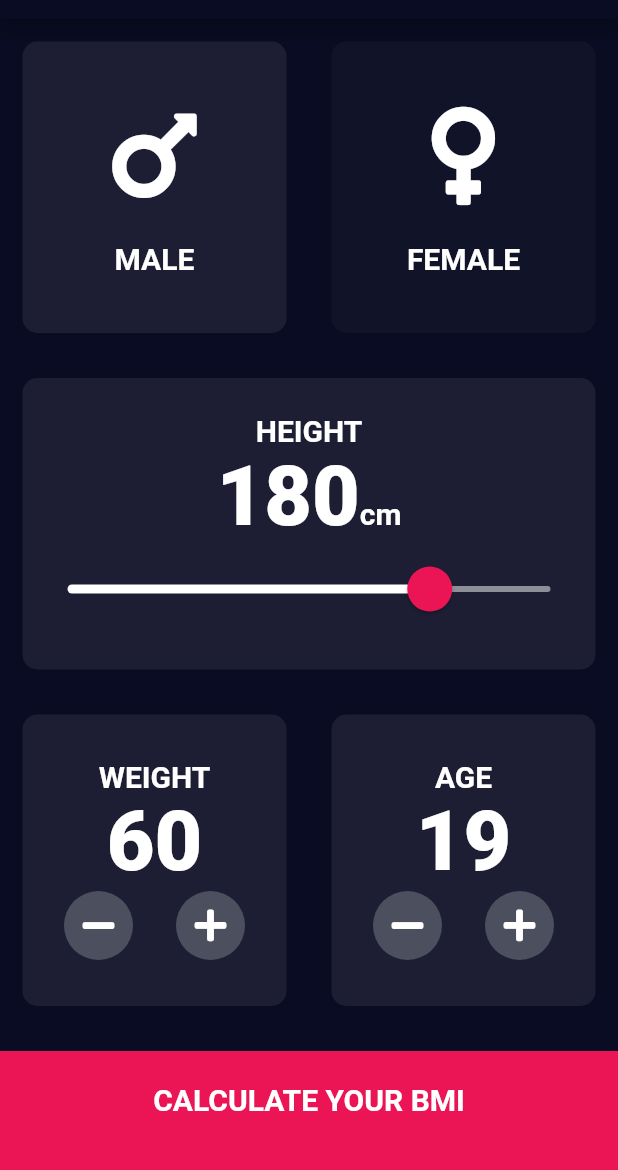
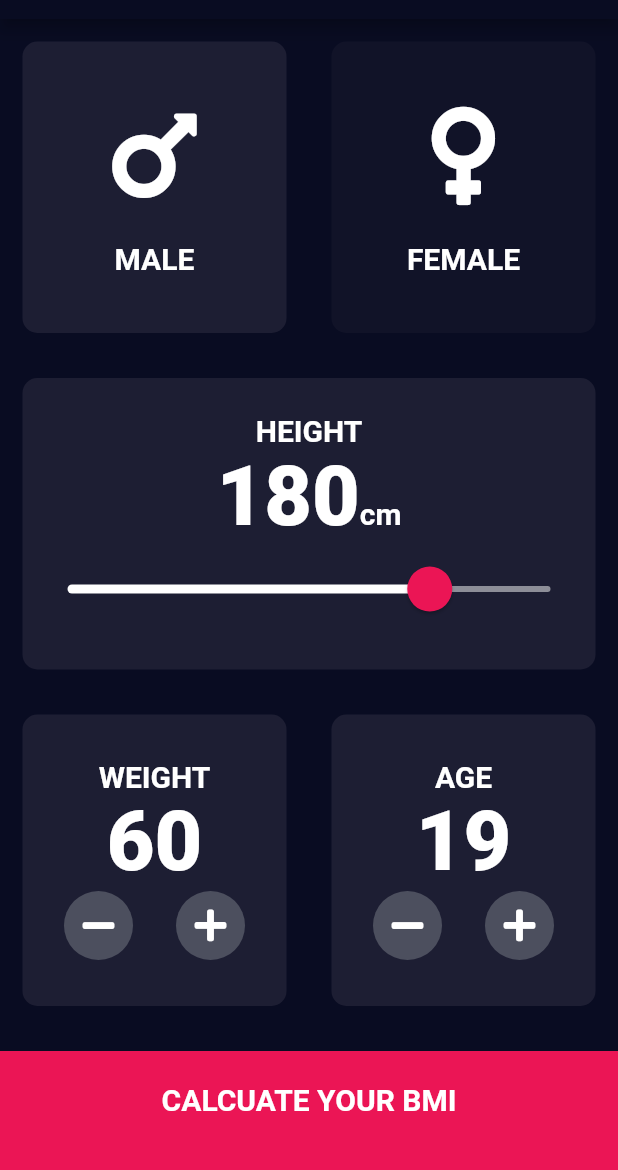
Before and after one commit to lighttt/BMICalculator, a Flutter app: the screen it shows after launch, after a tap on "MALE", on a phone screen of 412 x 824 dp, the part 65-1235 px from its top. Run offline on Flutter 3.47's test engine with Material 2 defaults, Android fonts, the phone set to English and light mode, and no system bars; our stand-ins replace font_awesome_flutter.

Commit message:
Managed bmi brain and bottom button

```diff
--- /dev/null
+++ b/lib/components/bottom_button.dart
@@ -0,0 +1,35 @@
+import 'package:flutter/material.dart';
+
+class BottomButton extends StatelessWidget {
+  final String title;
+  final Function onTap;
+
+  BottomButton({this.title, this.onTap});
+
+  @override
+  Widget build(BuildContext context) {
+    return GestureDetector(
+      onTap: () {
+        onTap;
+      },
+      child: Container(
+        padding: EdgeInsets.only(bottom: 15.0),
+        color: Color(0xFFEB1555),
+        height: 80.0,
+        width: double.infinity,
+        margin: EdgeInsets.only(top: 15.0),
+        child: Center(
+          child: Text(
+            title,
+            textAlign: TextAlign.center,
+            style: TextStyle(
+              color: Colors.white,
+              fontSize: 20.0,
+              fontWeight: FontWeight.bold,
+            ),
+          ),
+        ),
+      ),
+    );
+  }
+}
--- a/lib/main.dart
+++ b/lib/main.dart
@@ -1,5 +1,5 @@
 import 'package:flutter/material.dart';
-import 'input_page.dart';
+import 'screens/input_page.dart';
 
 void main() => runApp(BMICalculator());
 
--- a/lib/input_page.dart
+++ b/lib/screens/input_page.dart
@@ -1,13 +1,16 @@
+import 'package:bmi_calculator/components/bottom_button.dart';
 import 'package:bmi_calculator/constants.dart';
-import 'package:bmi_calculator/results_page.dart';
+import 'results_page.dart';
 import 'package:flutter/material.dart';
-import 'reusable_card.dart';
-import 'icon_content.dart';
+import '../components/reusable_card.dart';
+import '../components/icon_content.dart';
 import 'package:font_awesome_flutter/font_awesome_flutter.dart';
 
 const Color inActiveCardColor = Color(0xFF111328);
 const Color activeCardColor = Color(0xFF1D1E33);
 const Color bottomContainerColor = Color(0xFFEB1555);
+
+enum Gender { male, female }
 
 class InputPage extends StatefulWidget {
   @override
@@ -15,28 +18,28 @@ class InputPage extends StatefulWidget {
 }
 
 class _InputPageState extends State<InputPage> {
-  Color maleColor = inActiveCardColor;
-  Color femaleColor = inActiveCardColor;
-
-  // 1 = male, 2 = female
-  void updateColor(int genderType) {
-    if (genderType == 1) {
-      if (maleColor == inActiveCardColor) {
-        maleColor = activeCardColor;
-        femaleColor = inActiveCardColor;
-      } else {
-        maleColor = inActiveCardColor;
-      }
-    } else {
-      if (femaleColor == inActiveCardColor) {
-        femaleColor = activeCardColor;
-        maleColor = inActiveCardColor;
-      } else {
-        femaleColor = inActiveCardColor;
-      }
-    }
-  }
-
+//  Color maleColor = inActiveCardColor;
+//  Color femaleColor = inActiveCardColor;
+//
+//  // 1 = male, 2 = female
+//  void updateColor(int genderType) {
+//    if (genderType == 1) {
+//      if (maleColor == inActiveCardColor) {
+//        maleColor = activeCardColor;
+//        femaleColor = inActiveCardColor;
+//      } else {
+//        maleColor = inActiveCardColor;
+//      }
+//    } else {
+//      if (femaleColor == inActiveCardColor) {
+//        femaleColor = activeCardColor;
+//        maleColor = inActiveCardColor;
+//      } else {
+//        femaleColor = inActiveCardColor;
+//      }
+//    }
+//  }
+  Gender selectedGender;
   int height = 180;
   int weight = 60;
   int age = 19;
@@ -58,11 +61,13 @@ class _InputPageState extends State<InputPage> {
                     child: GestureDetector(
                       onTap: () {
                         setState(() {
-                          updateColor(1);
+                          selectedGender = Gender.male;
                         });
                       },
                       child: ReusableCard(
-                        colour: maleColor,
+                        colour: selectedGender == Gender.male
+                            ? activeCardColor
+                            : inActiveCardColor,
                         iconContent: IconContent(
                           icon: FontAwesomeIcons.mars,
                           gender: "MALE",
@@ -74,11 +79,13 @@ class _InputPageState extends State<InputPage> {
                     child: GestureDetector(
                       onTap: () {
                         setState(() {
-                          updateColor(2);
+                          selectedGender = Gender.female;
                         });
                       },
                       child: ReusableCard(
-                          colour: femaleColor,
+                          colour: selectedGender == Gender.female
+                              ? activeCardColor
+                              : inActiveCardColor,
                           iconContent: IconContent(
                             icon: FontAwesomeIcons.venus,
                             gender: "FEMALE",
@@ -251,29 +258,12 @@ class _InputPageState extends State<InputPage> {
                 ],
               ),
             ),
-            GestureDetector(
+            BottomButton(
+              title: "CALCUATE YOUR BMI",
               onTap: () {
                 Navigator.push(context,
                     MaterialPageRoute(builder: (context) => ResultsPage()));
               },
-              child: Container(
-                padding: EdgeInsets.only(bottom: 15.0),
-                color: Color(0xFFEB1555),
-                height: 80.0,
-                width: double.infinity,
-                margin: EdgeInsets.only(top: 15.0),
-                child: Center(
-                  child: Text(
-                    'CALCULATE YOUR BMI',
-                    textAlign: TextAlign.center,
-                    style: TextStyle(
-                      color: Colors.white,
-                      fontSize: 20.0,
-                      fontWeight: FontWeight.bold,
-                    ),
-                  ),
-                ),
-              ),
             )
           ],
         ));
```
Also changed, not shown: lib/screens/results_page.dart (renamed from lib/results_page.dart, +5 -21 lines), lib/utilites/calculator_brain.dart (added, +34 -0 lines), lib/components/icon_content.dart (renamed from lib/icon_content.dart), lib/components/reusable_card.dart (renamed from lib/reusable_card.dart).
